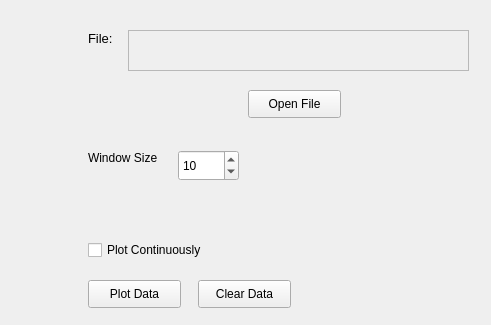
harshmittal2210/plotData, file Qt/filePlot/plotfile.ui: the form before one commit; both pictures show x 782 to 1273 and y 0 to 325 of the 1273 by 586 pixel window.
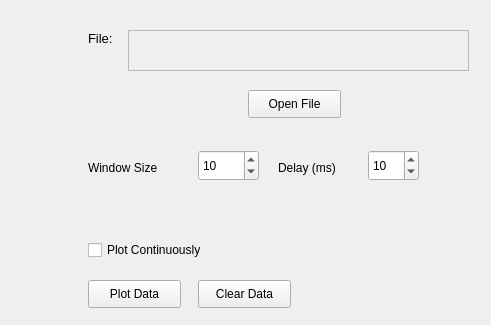
The form after the commit. Custom widgets are drawn as their Qt base class.

Commit message: Delay feature added

```diff
--- a/Qt/filePlot/plotfile.ui
+++ b/Qt/filePlot/plotfile.ui
@@ -111,11 +111,16 @@
     <property name="geometry">
      <rect>
       <x>870</x>
-      <y>150</y>
-      <width>81</width>
+      <y>160</y>
+      <width>91</width>
       <height>16</height>
      </rect>
     </property>
+    <property name="font">
+     <font>
+      <pointsize>9</pointsize>
+     </font>
+    </property>
     <property name="text">
      <string>Window Size</string>
     </property>
@@ -123,7 +128,7 @@
    <widget class="QSpinBox" name="windowSizeSpinBox">
     <property name="geometry">
      <rect>
-      <x>960</x>
+      <x>980</x>
       <y>150</y>
       <width>61</width>
       <height>31</height>
@@ -152,6 +157,40 @@
      <string>Plot Continuously</string>
     </property>
    </widget>
+   <widget class="QSpinBox" name="delaySpinBox">
+    <property name="geometry">
+     <rect>
+      <x>1150</x>
+      <y>150</y>
+      <width>51</width>
+      <height>31</height>
+     </rect>
+    </property>
+    <property name="maximum">
+     <number>1000</number>
+    </property>
+    <property name="value">
+     <number>10</number>
+    </property>
+   </widget>
+   <widget class="QLabel" name="delaylabel">
+    <property name="geometry">
+     <rect>
+      <x>1060</x>
+      <y>160</y>
+      <width>81</width>
+      <height>16</height>
+     </rect>
+    </property>
+    <property name="font">
+     <font>
+      <pointsize>9</pointsize>
+     </font>
+    </property>
+    <property name="text">
+     <string>Delay (ms)</string>
+    </property>
+   </widget>
   </widget>
   <widget class="QMenuBar" name="menubar">
    <property name="geometry">
```
Left out of the diff: 30 changed lines with no effect on the pictures. The commit also changes 2 other files.
